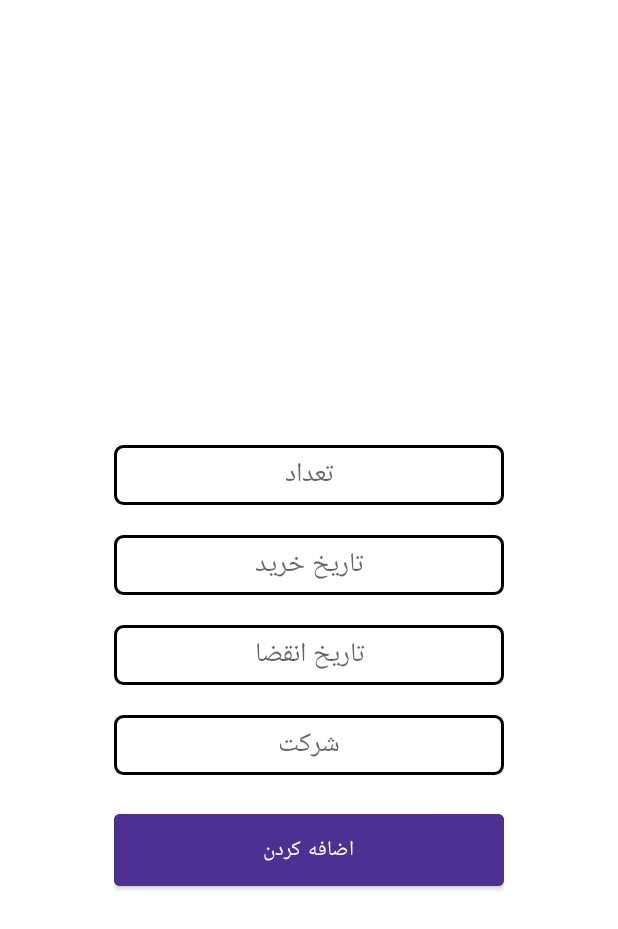
After one commit to Southl3ader/YaghchalApp, an Android app built with Jetpack Compose: the PopupCompanyActivity screen opened directly, with no data from a screen before it, on a phone screen of 412 x 824 dp. The commit adds this screen. Shown: the top 929 px of the screen. Run offline under Robolectric (Android 15) with nearby library versions, the phone set to English and light mode, and no system bars.

Commit message:
popup_company in search is almost done.

```diff
--- /dev/null
+++ b/app/src/main/java/com/example/yaghjava/PopupCompanyActivity.java
@@ -0,0 +1,18 @@
+package com.example.yaghjava;
+
+import androidx.appcompat.app.AppCompatActivity;
+
+import android.os.Bundle;
+import android.util.DisplayMetrics;
+import android.view.Gravity;
+import android.view.WindowManager;
+
+public class PopupCompanyActivity extends AppCompatActivity {
+
+    @Override
+    protected void onCreate(Bundle savedInstanceState) {
+        super.onCreate(savedInstanceState);
+        setContentView(R.layout.popup_company);
+
+    }
+}
--- /dev/null
+++ b/app/src/main/res/layout/popup_company.xml
@@ -0,0 +1,78 @@
+<?xml version="1.0" encoding="utf-8"?>
+<LinearLayout xmlns:android="http://schemas.android.com/apk/res/android"
+    xmlns:app="http://schemas.android.com/apk/res-auto"
+    xmlns:tools="http://schemas.android.com/tools"
+    android:layout_width="300dp"
+    android:layout_height="600dp"
+    tools:context=".PopupCompanyActivity"
+    android:orientation="vertical"
+    android:textDirection="rtl"
+    android:layoutDirection="rtl"
+    android:layout_gravity="center"
+    android:gravity="center"
+    android:padding="20dp">
+
+    <ImageView
+        android:id="@+id/c_image"
+        android:layout_width="wrap_content"
+        android:layout_height="wrap_content"
+        tools:srcCompat="@tools:sample/avatars"
+        android:layout_marginBottom="10dp"/>
+
+    <TextView
+        android:id="@+id/c_name"
+        android:layout_width="match_parent"
+        android:layout_height="40dp"
+        android:layout_marginBottom="20dp"
+        android:textAlignment="center"/>
+
+    <EditText
+        android:id="@+id/c_amount"
+        android:layout_width="match_parent"
+        android:layout_height="40dp"
+        android:ems="10"
+        android:inputType="number"
+        android:layout_marginBottom="20dp"
+        android:background="@drawable/frame"
+        android:hint="تعداد"
+        android:textAlignment="center"/>
+
+    <EditText
+        android:id="@+id/c_bdate"
+        android:layout_width="match_parent"
+        android:layout_height="40dp"
+        android:ems="10"
+        android:inputType="date"
+        android:layout_marginBottom="20dp"
+        android:background="@drawable/frame"
+        android:hint="تاریخ خرید"
+        android:textAlignment="center"/>
+
+    <EditText
+        android:id="@+id/c_edate"
+        android:layout_width="match_parent"
+        android:layout_height="40dp"
+        android:ems="10"
+        android:inputType="date"
+        android:layout_marginBottom="20dp"
+        android:background="@drawable/frame"
+        android:hint="تاریخ انقضا"
+        android:textAlignment="center"/>
+
+    <EditText
+        android:id="@+id/c_company"
+        android:layout_width="match_parent"
+        android:layout_height="40dp"
+        android:layout_marginBottom="20dp"
+        android:background="@drawable/frame"
+        android:hint="شرکت"
+        android:textAlignment="center"/>
+
+    <Button
+        android:id="@+id/c_add"
+        android:layout_width="match_parent"
+        android:layout_height="60dp"
+        android:text="اضافه کردن"
+        android:backgroundTint="#4D3091"/>
+
+</LinearLayout>
```
Also changed, not shown: app/src/main/AndroidManifest.xml (+9 -8 lines), app/src/main/java/com/example/yaghjava/PopupNoCompanyActivity.java (added, +14 -0 lines), app/src/main/java/com/example/yaghjava/RecyclerViewSearchAdapter.java (+30 -5 lines), app/src/main/java/com/example/yaghjava/SearchActivity.java (+36 -0 lines), app/src/main/res/layout/popup_no_company.xml (added, +70 -0 lines).
